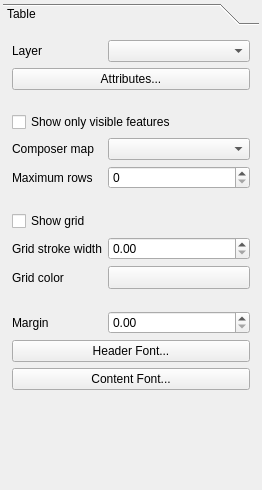
This is src/ui/qgscomposertablewidgetbase.ui in qgis/QGIS as Qt 5 draws it before an edit. The edited form follows.
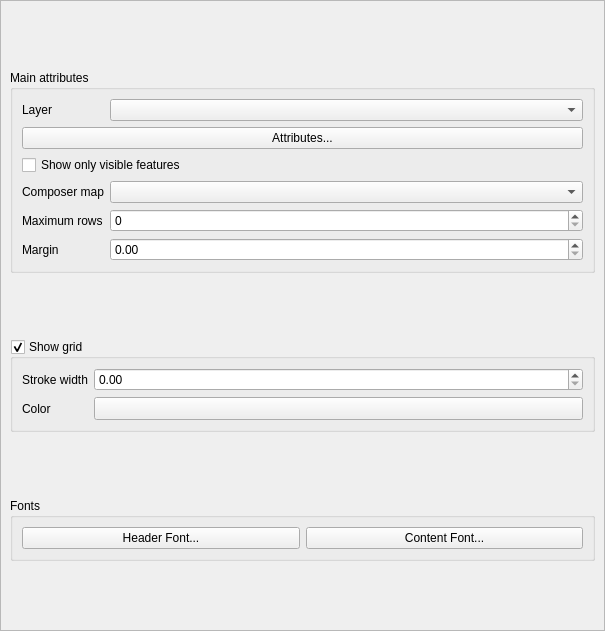
This is the edited form. Custom widgets are drawn as their Qt base class.

Patch:
```diff
--- a/src/ui/qgscomposertablewidgetbase.ui
+++ b/src/ui/qgscomposertablewidgetbase.ui
@@ -6,39 +6,48 @@
    <rect>
     <x>0</x>
     <y>0</y>
-    <width>262</width>
-    <height>490</height>
+    <width>605</width>
+    <height>631</height>
    </rect>
   </property>
   <property name="windowTitle">
    <string>Form</string>
   </property>
-  <layout class="QGridLayout" name="gridLayout_2">
+  <layout class="QVBoxLayout" name="verticalLayout">
    <property name="margin">
-    <number>3</number>
-   </property>
-   <item row="0" column="0">
-    <widget class="QToolBox" name="mToolBox">
-     <property name="currentIndex">
       <number>0</number>
      </property>
-     <widget class="QWidget" name="page">
+   <item>
+    <widget class="QScrollArea" name="scrollArea">
+     <property name="widgetResizable">
+      <bool>true</bool>
+     </property>
+     <widget class="QWidget" name="scrollAreaWidgetContents">
       <property name="geometry">
        <rect>
         <x>0</x>
         <y>0</y>
-        <width>239</width>
-        <height>464</height>
+        <width>603</width>
+        <height>629</height>
        </rect>
       </property>
-      <attribute name="label">
-       <string>Table</string>
-      </attribute>
-      <layout class="QFormLayout" name="formLayout">
-       <property name="fieldGrowthPolicy">
-        <enum>QFormLayout::AllNonFixedFieldsGrow</enum>
-       </property>
-       <item row="0" column="0">
+      <layout class="QVBoxLayout" name="mainLayout">
+       <item>
+        <widget class="QgsCollapsibleGroupBoxBasic" name="groupBox">
+         <property name="sizePolicy">
+          <sizepolicy hsizetype="Preferred" vsizetype="Maximum">
+           <horstretch>0</horstretch>
+           <verstretch>0</verstretch>
+          </sizepolicy>
+         </property>
+         <property name="title">
+          <string>Main attributes</string>
+         </property>
+         <property name="collapsed" stdset="0">
+          <bool>false</bool>
+         </property>
+         <layout class="QFormLayout" name="formLayout_2">
+          <item row="1" column="0">
         <widget class="QLabel" name="mLayerLabel">
          <property name="text">
           <string>Layer</string>
@@ -48,32 +57,16 @@
          </property>
         </widget>
        </item>
-       <item row="0" column="1">
+          <item row="1" column="1">
         <widget class="QComboBox" name="mLayerComboBox"/>
        </item>
-       <item row="1" column="0" colspan="2">
+          <item row="2" column="0" colspan="2">
         <widget class="QPushButton" name="mAttributesPushButton">
          <property name="text">
           <string>Attributes...</string>
          </property>
         </widget>
        </item>
-       <item row="3" column="0" colspan="2">
-        <spacer name="verticalSpacer">
-         <property name="orientation">
-          <enum>Qt::Vertical</enum>
-         </property>
-         <property name="sizeType">
-          <enum>QSizePolicy::Fixed</enum>
-         </property>
-         <property name="sizeHint" stdset="0">
-          <size>
-           <width>20</width>
-           <height>10</height>
-          </size>
-         </property>
-        </spacer>
-       </item>
        <item row="5" column="0">
         <widget class="QLabel" name="mComposerMapLabel">
          <property name="text">
@@ -87,7 +80,14 @@
        <item row="5" column="1">
         <widget class="QComboBox" name="mComposerMapComboBox"/>
        </item>
-       <item row="8" column="0">
+          <item row="3" column="0" colspan="2">
+           <widget class="QCheckBox" name="mShowOnlyVisibleFeaturesCheckBox">
+            <property name="text">
+             <string>Show only visible features</string>
+            </property>
+           </widget>
+          </item>
+          <item row="6" column="0">
         <widget class="QLabel" name="mMaxNumFeaturesLabel">
          <property name="text">
           <string>Maximum rows</string>
@@ -97,56 +97,70 @@
          </property>
         </widget>
        </item>
-       <item row="8" column="1">
+          <item row="6" column="1">
         <widget class="QSpinBox" name="mMaximumColumnsSpinBox"/>
        </item>
-       <item row="12" column="0" colspan="2">
-        <spacer name="verticalSpacer_2">
-         <property name="orientation">
-          <enum>Qt::Vertical</enum>
-         </property>
-         <property name="sizeType">
-          <enum>QSizePolicy::Fixed</enum>
-         </property>
-         <property name="sizeHint" stdset="0">
-          <size>
-           <width>20</width>
-           <height>10</height>
-          </size>
-         </property>
-        </spacer>
-       </item>
-       <item row="13" column="0" colspan="2">
-        <widget class="QCheckBox" name="mShowGridCheckBox">
+          <item row="7" column="0">
+           <widget class="QLabel" name="mMarginLabel">
          <property name="text">
+             <string>Margin</string>
+            </property>
+            <property name="buddy">
+             <cstring>mMarginSpinBox</cstring>
+            </property>
+           </widget>
+          </item>
+          <item row="7" column="1">
+           <widget class="QDoubleSpinBox" name="mMarginSpinBox"/>
+          </item>
+         </layout>
+        </widget>
+       </item>
+       <item>
+        <widget class="QgsCollapsibleGroupBoxBasic" name="mShowGridGroupCheckBox">
+         <property name="sizePolicy">
+          <sizepolicy hsizetype="Preferred" vsizetype="Maximum">
+           <horstretch>0</horstretch>
+           <verstretch>0</verstretch>
+          </sizepolicy>
+         </property>
+         <property name="title">
           <string>Show grid</string>
          </property>
-        </widget>
-       </item>
-       <item row="14" column="0">
+         <property name="checkable">
+          <bool>true</bool>
+         </property>
+         <property name="collapsed" stdset="0">
+          <bool>true</bool>
+         </property>
+         <layout class="QFormLayout" name="formLayout_3">
+          <property name="fieldGrowthPolicy">
+           <enum>QFormLayout::AllNonFixedFieldsGrow</enum>
+          </property>
+          <item row="0" column="0">
         <widget class="QLabel" name="mGridStrokeWidthLabel">
          <property name="text">
-          <string>Grid stroke width</string>
+             <string>Stroke width</string>
          </property>
          <property name="buddy">
           <cstring>mGridStrokeWidthSpinBox</cstring>
          </property>
         </widget>
        </item>
-       <item row="14" column="1">
+          <item row="0" column="1">
         <widget class="QDoubleSpinBox" name="mGridStrokeWidthSpinBox"/>
        </item>
-       <item row="15" column="0">
+          <item row="1" column="0">
         <widget class="QLabel" name="mGridColorLabel">
          <property name="text">
-          <string>Grid color</string>
+             <string>Color</string>
          </property>
          <property name="buddy">
           <cstring>mGridColorButton</cstring>
          </property>
         </widget>
        </item>
-       <item row="15" column="1">
+          <item row="1" column="1">
         <widget class="QgsColorButton" name="mGridColorButton">
          <property name="sizePolicy">
           <sizepolicy hsizetype="Preferred" vsizetype="Fixed">
@@ -159,54 +173,39 @@
          </property>
         </widget>
        </item>
-       <item row="20" column="0" colspan="2">
-        <spacer name="verticalSpacer_3">
-         <property name="orientation">
-          <enum>Qt::Vertical</enum>
-         </property>
-         <property name="sizeType">
-          <enum>QSizePolicy::Fixed</enum>
-         </property>
-         <property name="sizeHint" stdset="0">
-          <size>
-           <width>20</width>
-           <height>10</height>
-          </size>
-         </property>
-        </spacer>
+         </layout>
+        </widget>
        </item>
-       <item row="22" column="0" colspan="2">
+       <item>
+        <widget class="QgsCollapsibleGroupBoxBasic" name="groupBox_3">
+         <property name="sizePolicy">
+          <sizepolicy hsizetype="Preferred" vsizetype="Maximum">
+           <horstretch>0</horstretch>
+           <verstretch>0</verstretch>
+          </sizepolicy>
+         </property>
+         <property name="title">
+          <string>Fonts</string>
+         </property>
+         <property name="collapsed" stdset="0">
+          <bool>true</bool>
+         </property>
+         <layout class="QHBoxLayout" name="horizontalLayout">
+          <item>
         <widget class="QPushButton" name="mHeaderFontPushButton">
          <property name="text">
           <string>Header Font...</string>
          </property>
         </widget>
        </item>
-       <item row="24" column="0" colspan="2">
+          <item>
         <widget class="QPushButton" name="mContentFontPushButton">
          <property name="text">
           <string>Content Font...</string>
          </property>
         </widget>
        </item>
-       <item row="21" column="0">
-        <widget class="QLabel" name="mMarginLabel">
-         <property name="text">
-          <string>Margin</string>
-         </property>
-         <property name="buddy">
-          <cstring>mMarginSpinBox</cstring>
-         </property>
-        </widget>
-       </item>
-       <item row="21" column="1">
-        <widget class="QDoubleSpinBox" name="mMarginSpinBox"/>
-       </item>
-       <item row="4" column="0" colspan="2">
-        <widget class="QCheckBox" name="mShowOnlyVisibleFeaturesCheckBox">
-         <property name="text">
-          <string>Show only visible features</string>
-         </property>
+         </layout>
         </widget>
        </item>
       </layout>
@@ -221,6 +220,12 @@
    <extends>QToolButton</extends>
    <header>qgscolorbutton.h</header>
   </customwidget>
+  <customwidget>
+   <class>QgsCollapsibleGroupBoxBasic</class>
+   <extends>QGroupBox</extends>
+   <header location="global">qgscollapsiblegroupbox.h</header>
+   <container>1</container>
+  </customwidget>
  </customwidgets>
  <resources/>
  <connections/>
```
Lines whose indentation alone changed are shown as unchanged.
